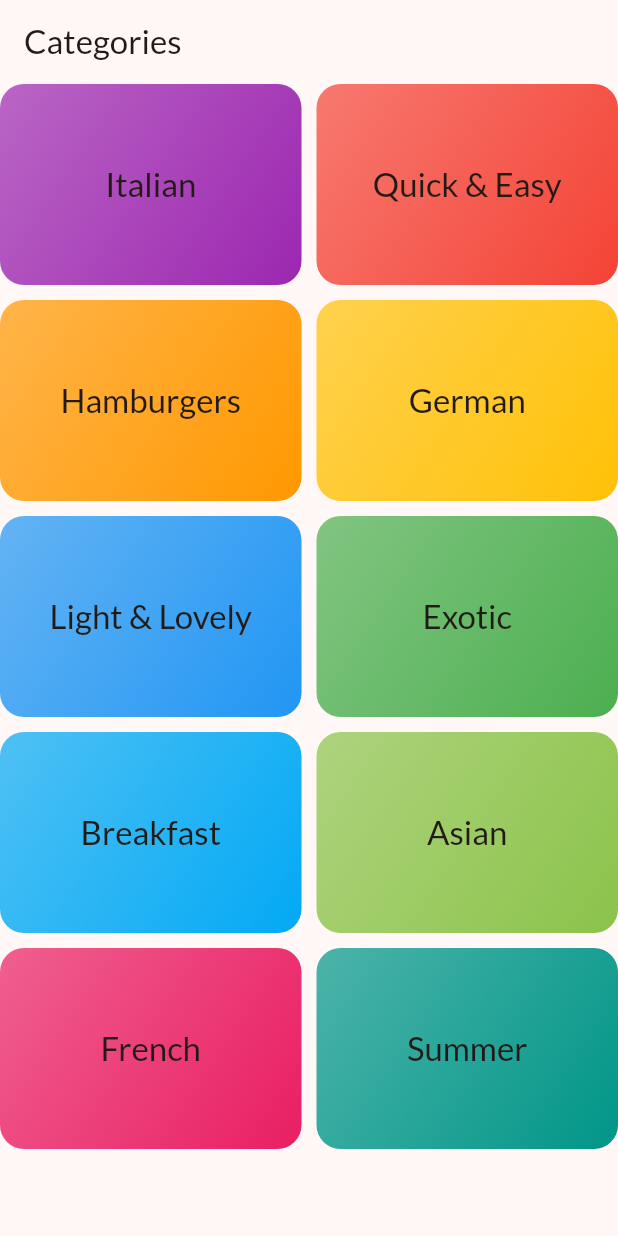
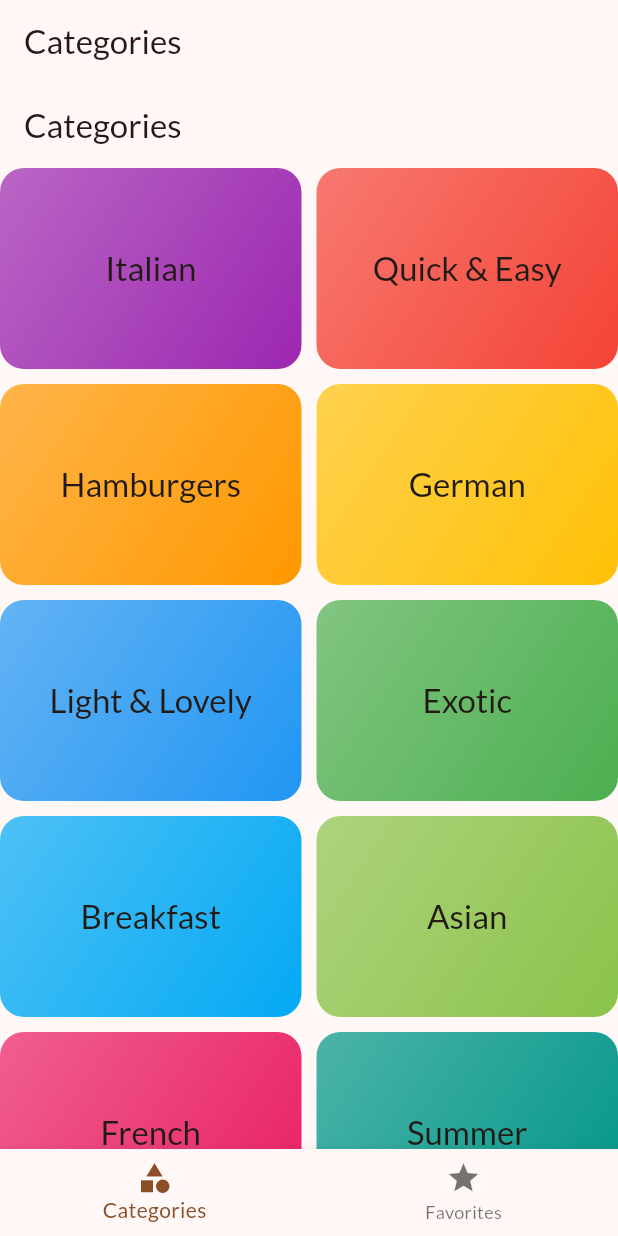
Before and after one commit to ravraw/flutter_menu_app, a Flutter app: the screen it shows after launch, on a phone screen of 412 x 824 dp. Run offline on Flutter 3.47's test engine with Material 3 defaults, Android fonts, the phone set to English and light mode, and no system bars; our stand-ins replace google_fonts, transparent_image.

Commit message:
Added tabs screen to main

```diff
--- a/lib/main.dart
+++ b/lib/main.dart
@@ -1,5 +1,6 @@
 import 'package:flutter/material.dart';
 import 'package:flutter_menu_app/screens/categories_screen.dart';
+import 'package:flutter_menu_app/screens/tabs_screen.dart';
 
 import 'package:google_fonts/google_fonts.dart';
 
@@ -23,7 +24,7 @@ class App extends StatelessWidget {
   Widget build(BuildContext context) {
     return MaterialApp(
       theme: theme,
-      home: const CategoriesScreen(),
+      home: const TabsScreen(),
     );
   }
 }
--- a/lib/screens/tabs_screen.dart
+++ b/lib/screens/tabs_screen.dart
@@ -21,17 +21,21 @@ class _TabsScreenState extends State<TabsScreen> {
   @override
   Widget build(BuildContext context) {
     Widget activePage = const CategoriesScreen();
+    var activePageTitle = "Categories";
 
     if (_selectedPageIndex == 1) {
       activePage = const MealsScreen(
         "Favorites",
         [],
       );
+      activePageTitle = "Favorites";
     }
 
     return Scaffold(
         appBar: AppBar(
-          title: const Text("Dynamic Tabs"),
+          title: Text(
+            activePageTitle,
+          ),
         ),
         body: activePage,
         bottomNavigationBar: BottomNavigationBar(
```
